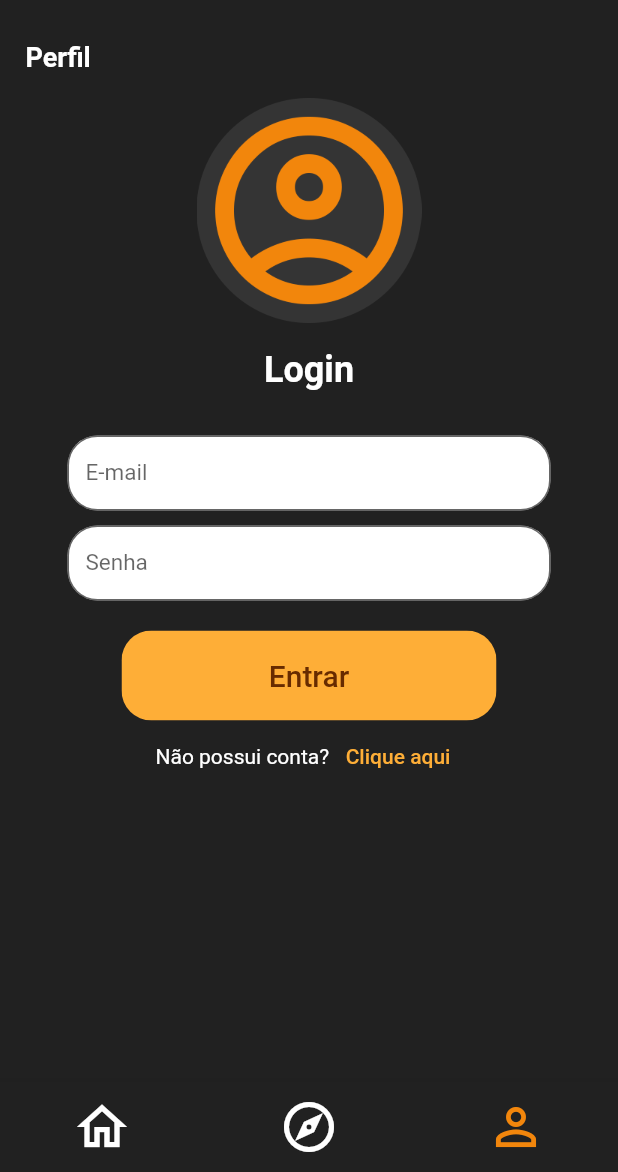
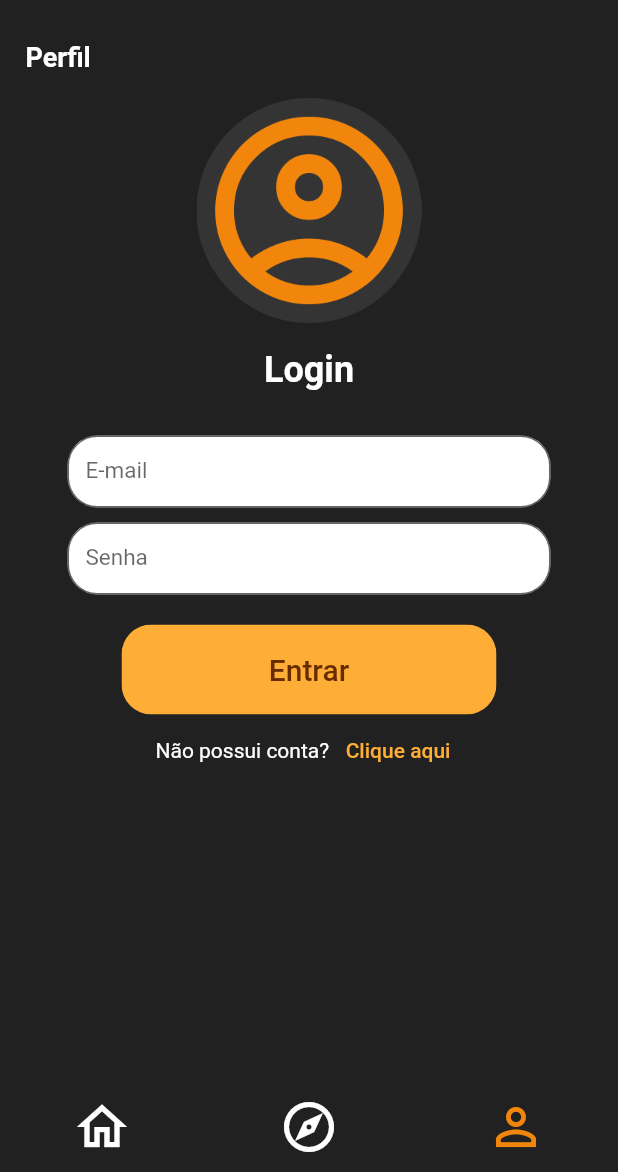
Before and after one commit to WellysonP/PerfumariaPontes, a Flutter app: the LoginPage screen opened by its route, on a phone screen of 412 x 824 dp, the part 64-1236 px from its top. Run offline on Flutter 3.47's test engine with Material 2 defaults, Android fonts, the phone set to English and light mode, and no system bars; our stand-ins replace firebase_core, firebase_storage, image_picker; accounts and stored records are empty; network calls fail.

Commit message:
ajustado validator para form de login, criado provider para login

```diff
--- a/lib/components/login_form.dart
+++ b/lib/components/login_form.dart
@@ -1,25 +1,29 @@
 import 'package:flutter/material.dart';
 import 'package:perfumaria/utils/app_routes.dart';
+import 'package:perfumaria/utils/email_validator.dart';
 import 'package:provider/provider.dart';
-import '../provider/product_provider.dart';
+import '../provider/login_provider.dart';
 
 class LoginForm extends StatelessWidget {
   const LoginForm({Key? key}) : super(key: key);
 
   @override
   Widget build(BuildContext context) {
-    final product = Provider.of<ProductProvider>(context);
+    final login = Provider.of<LoginProvider>(context);
     return Padding(
       padding: const EdgeInsets.symmetric(horizontal: 45),
       child: Form(
+        key: login.formKeyLogin,
         child: Column(
           children: [
-            if (!product.isLogin)
-              SizedBox(
-                height: 50,
-                child: TextFormField(
+            if (!login.isLogin)
+              TextFormField(
+                keyboardType: TextInputType.text,
+                controller: login.nameController,
                 style: const TextStyle(fontSize: 20),
                 decoration: InputDecoration(
+                  contentPadding:
+                      const EdgeInsets.symmetric(vertical: 4, horizontal: 12),
                   border: OutlineInputBorder(
                       borderRadius: BorderRadius.circular(20)),
                   labelStyle: const TextStyle(
@@ -29,16 +33,27 @@ class LoginForm extends StatelessWidget {
                   fillColor: Colors.white,
                   filled: true,
                 ),
-                ),
+                validator: (_name) {
+                  final name = _name ?? "";
+                  if (name.trim().isEmpty) {
+                    return "Campo Obrigatório";
+                  }
+                  if (name.trim().length <= 8) {
+                    return "Informar nome Completo";
+                  }
+                  return null;
+                },
               ),
             const SizedBox(height: 10),
-            SizedBox(
-              height: 50,
-              child: TextFormField(
+            TextFormField(
+              keyboardType: TextInputType.emailAddress,
+              controller: login.emailController,
               style: const TextStyle(fontSize: 20),
               decoration: InputDecoration(
-                  border: OutlineInputBorder(
-                      borderRadius: BorderRadius.circular(20)),
+                contentPadding:
+                    const EdgeInsets.symmetric(vertical: 4, horizontal: 12),
+                border:
+                    OutlineInputBorder(borderRadius: BorderRadius.circular(20)),
                 labelStyle: const TextStyle(
                   fontSize: 15,
                 ),
@@ -46,16 +61,27 @@ class LoginForm extends StatelessWidget {
                 fillColor: Colors.white,
                 filled: true,
               ),
-              ),
+              validator: (_email) {
+                final email = _email ?? "";
+                if (email.trim().isEmpty) {
+                  return "Campo Obrigatório";
+                }
+                if (!EmailValidator(email)) {
+                  return "Informar endereço de e-mail válido";
+                }
+                return null;
+              },
             ),
             const SizedBox(height: 10),
-            SizedBox(
-              height: 50,
-              child: TextFormField(
+            TextFormField(
+              obscureText: true,
+              controller: login.passwordController,
               style: const TextStyle(fontSize: 20),
               decoration: InputDecoration(
-                  border: OutlineInputBorder(
-                      borderRadius: BorderRadius.circular(20)),
+                contentPadding:
+                    const EdgeInsets.symmetric(vertical: 4, horizontal: 12),
+                border:
+                    OutlineInputBorder(borderRadius: BorderRadius.circular(20)),
                 labelStyle: const TextStyle(
                   fontSize: 15,
                 ),
@@ -63,15 +89,25 @@ class LoginForm extends StatelessWidget {
                 fillColor: Colors.white,
                 filled: true,
               ),
+              validator: (_password) {
+                final password = _password ?? "";
+                if (password.isEmpty) {
+                  return "Campo Obrigatório";
+                }
+                if (password.length < 8) {
+                  return "Senha deve conter no mínimo 8 caracteres";
+                }
+                return null;
+              },
             ),
-            ),
-            if (!product.isLogin) const SizedBox(height: 10),
-            if (!product.isLogin)
-              SizedBox(
-                height: 50,
-                child: TextFormField(
+            if (!login.isLogin) const SizedBox(height: 10),
+            if (!login.isLogin)
+              TextFormField(
+                obscureText: true,
                 style: const TextStyle(fontSize: 20),
                 decoration: InputDecoration(
+                  contentPadding:
+                      const EdgeInsets.symmetric(vertical: 4, horizontal: 12),
                   border: OutlineInputBorder(
                       borderRadius: BorderRadius.circular(20)),
                   labelStyle: const TextStyle(
@@ -81,7 +117,16 @@ class LoginForm extends StatelessWidget {
                   fillColor: Colors.white,
                   filled: true,
                 ),
-                ),
+                validator: (_confirmPassword) {
+                  final confirmPassword = _confirmPassword ?? "";
+                  if (confirmPassword.isEmpty) {
+                    return "Campo Obrigatório";
+                  }
+                  if (confirmPassword != login.passwordController.text) {
+                    return "Senhas diferentes";
+                  }
+                  return null;
+                },
               ),
             const SizedBox(height: 20),
             ClipRRect(
@@ -89,8 +134,7 @@ class LoginForm extends StatelessWidget {
               child: InkWell(
                 borderRadius: BorderRadius.circular(20),
                 onTap: () {
-                  Navigator.of(context)
-                      .pushReplacementNamed(AppRoutes.perfilIn);
+                  login.registerOrLogin(context);
                 },
                 child: Container(
                   height: 60,
@@ -98,7 +142,7 @@ class LoginForm extends StatelessWidget {
                   color: const Color.fromRGBO(254, 174, 55, 1),
                   child: Center(
                     child: Text(
-                      product.isLogin ? "Entrar" : "Cadastrar",
+                      login.isLogin ? "Entrar" : "Cadastrar",
                       style: const TextStyle(
                         fontSize: 20,
                         color: Color.fromRGBO(103, 43, 0, 1),
@@ -113,14 +157,12 @@ class LoginForm extends StatelessWidget {
               mainAxisAlignment: MainAxisAlignment.center,
               children: [
                 Text(
-                  product.isLogin
-                      ? "Não possui conta?"
-                      : "Já possui uma conta?",
+                  login.isLogin ? "Não possui conta?" : "Já possui uma conta?",
                   style: const TextStyle(color: Colors.white),
                 ),
                 const SizedBox(width: 3),
                 TextButton(
-                  onPressed: product.toogleLogin,
+                  onPressed: login.toogleLogin,
                   child: const Text(
                     "Clique aqui",
                     style: TextStyle(color: Color.fromRGBO(254, 174, 55, 1)),
--- a/lib/components/product_grid.dart
+++ b/lib/components/product_grid.dart
@@ -14,7 +14,7 @@ class ProductGrid extends StatelessWidget {
       padding: const EdgeInsets.symmetric(horizontal: 17),
       itemCount: product.showFavorite
           ? product.itemsFavorite.length
-          : product.itemsCount,
+          : product.items.length,
       gridDelegate: const SliverGridDelegateWithFixedCrossAxisCount(
           crossAxisCount: 2,
           crossAxisSpacing: 15,
--- a/lib/main.dart
+++ b/lib/main.dart
@@ -1,6 +1,7 @@
 import 'package:firebase_core/firebase_core.dart';
 import 'package:flutter/material.dart';
 import 'package:perfumaria/provider/company_provider.dart';
+import 'package:perfumaria/provider/login_provider.dart';
 import 'package:perfumaria/screens/bag_page.dart';
 import 'package:perfumaria/screens/login_page.dart';
 import 'package:perfumaria/screens/perfil_page_in.dart';
@@ -37,6 +38,7 @@ class MyApp extends StatelessWidget {
         ChangeNotifierProvider(create: (context) => CompanyProvider()),
         ChangeNotifierProvider(create: (context) => ProductProvider()),
         ChangeNotifierProvider(create: (context) => BagProvider()),
+        ChangeNotifierProvider(create: (context) => LoginProvider()),
       ],
       child: MaterialApp(
         theme: theme.copyWith(
--- a/lib/models/product_model.dart
+++ b/lib/models/product_model.dart
@@ -6,6 +6,7 @@ class ProductModel {
   final String name;
   final String company;
   final int quantity;
+  final double cost;
   final double oldPrice;
   final double newPrice;
   final String imageUrl;
@@ -18,6 +19,7 @@ class ProductModel {
     required this.name,
     required this.company,
     required this.quantity,
+    required this.cost,
     required this.oldPrice,
     required this.newPrice,
     required this.imageUrl,
@@ -32,6 +34,7 @@ class ProductModel {
       'name': name,
       'company': company,
       'quantity': quantity,
+      'cost': cost,
       'oldPrice': oldPrice,
       'newPrice': newPrice,
       'imageUrl': imageUrl,
@@ -47,6 +50,7 @@ class ProductModel {
       name: map['name'] as String,
       company: map['company'] as String,
       quantity: map['quantity'] as int,
+      cost: map['cost'] as double,
       oldPrice: map['oldPrice'] as double,
       newPrice: map['newPrice'] as double,
       imageUrl: map['imageUrl'] as String,
--- /dev/null
+++ b/lib/provider/login_provider.dart
@@ -0,0 +1,28 @@
+import 'package:flutter/cupertino.dart';
+
+import '../utils/app_routes.dart';
+
+class LoginProvider with ChangeNotifier {
+  final nameController = TextEditingController();
+  final emailController = TextEditingController();
+  final passwordController = TextEditingController();
+  final formKeyLogin = GlobalKey<FormState>();
+
+  bool _isLogin = true;
+  bool get isLogin => _isLogin;
+
+  void toogleLogin() {
+    _isLogin = !_isLogin;
+    notifyListeners();
+  }
+
+  void registerOrLogin(BuildContext context) {
+    final isValidate = formKeyLogin.currentState?.validate() ?? false;
+
+    if (!isValidate) {
+      return;
+    } else {
+      Navigator.of(context).pushReplacementNamed(AppRoutes.perfilIn);
+    }
+  }
+}
--- a/lib/screens/login_page.dart
+++ b/lib/screens/login_page.dart
@@ -1,8 +1,7 @@
 import 'package:flutter/material.dart';
 import 'package:perfumaria/widgets/subtitle_appbar.dart';
-
-import 'package:perfumaria/provider/product_provider.dart';
 import 'package:provider/provider.dart';
+import '../provider/login_provider.dart';
 import '../widgets/app_bar_custom.dart';
 import '../widgets/bottom_bar_custom.dart';
 import '../components/login_form.dart';
@@ -12,7 +11,7 @@ class LoginPage extends StatelessWidget {
 
   @override
   Widget build(BuildContext context) {
-    final product = Provider.of<ProductProvider>(context);
+    final login = Provider.of<LoginProvider>(context);
     return Scaffold(
       appBar: AppBarCustom.isFilter(),
       body: Column(
@@ -30,7 +29,7 @@ class LoginPage extends StatelessWidget {
                       borderRadius: BorderRadius.circular(150),
                       onTap: () {},
                       child: Image.asset(
-                        product.isLogin
+                        login.isLogin
                             ? "assets/images/account_circle.png"
                             : "assets/images/Group_33.png",
                         height: 150,
@@ -42,7 +41,7 @@ class LoginPage extends StatelessWidget {
                   SizedBox(
                     width: 185,
                     child: Text(
-                      product.isLogin ? "Login" : "Cadastro",
+                      login.isLogin ? "Login" : "Cadastro",
                       textAlign: TextAlign.center,
                       style: const TextStyle(
                         color: Colors.white,
--- a/lib/screens/product_config_page.dart
+++ b/lib/screens/product_config_page.dart
@@ -34,7 +34,7 @@ class ProductConfigPage extends StatelessWidget {
             child: SizedBox(
               width: double.infinity,
               child: ListView.builder(
-                itemCount: product.itemsCount,
+                itemCount: product.items.length,
                 itemBuilder: (context, i) =>
                     ProductList(product: product.items[i]),
               ),
--- /dev/null
+++ b/lib/utils/email_validator.dart
@@ -0,0 +1,5 @@
+bool EmailValidator(String email) {
+  final RegExp regex = RegExp(
+      r"^(([^<>()[\]\\.,;:\s@\']+(\.[^<>()[\]\\.,;:\s@\']+)*)|(\'.+\'))@((\[[0-9]{1,3}\.[0-9]{1,3}\.[0-9]{1,3}\.[0-9]{1,3}\])|(([a-zA-Z\-0-9]+\.)+[a-zA-Z]{2,}))$");
+  return regex.hasMatch(email);
+}
```
Also changed, not shown: lib/data/product_dummy.dart (+52 -52 lines), lib/provider/product_provider.dart (+57 -96 lines), lib/screens/perfil_page_out.dart (+12 -6 lines), lib/screens/product_registration_page.dart (+34 -3 lines), lib/widgets/action_perfil.dart (+5 -5 lines). Lines whose indentation alone changed are shown as unchanged.
